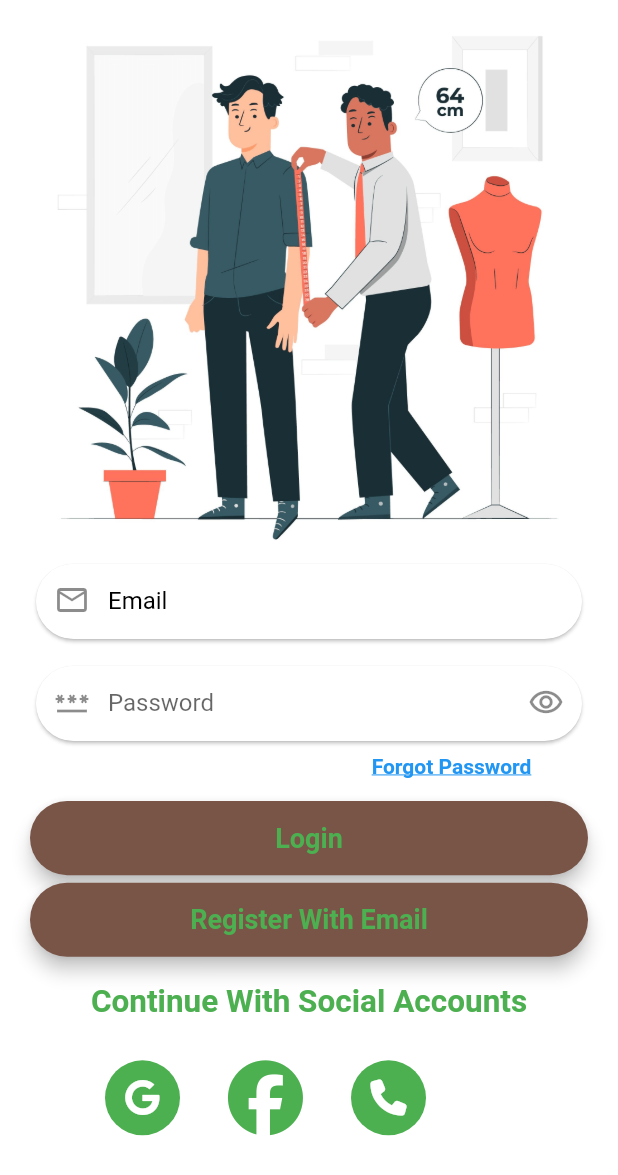
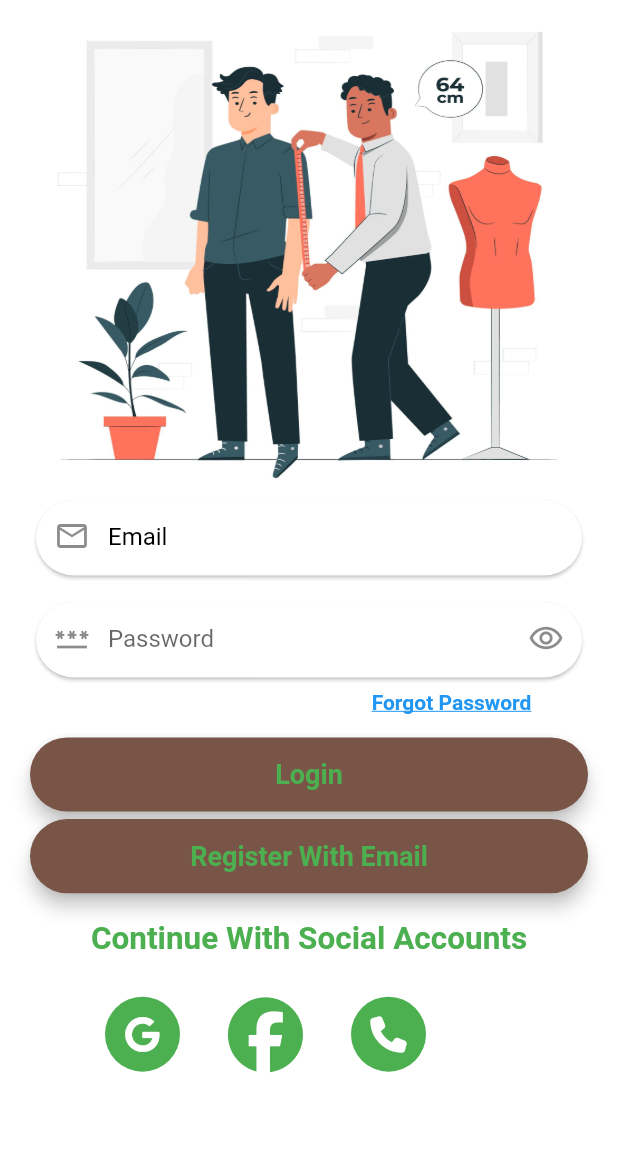
Before and after one commit to Olivi-tech/tailorApp, a Flutter app: the screen it shows after launch, on a phone screen of 412 x 824 dp. Shown: the top 1175 px of the screen. Run offline on Flutter 3.47's test engine with Material 2 defaults, Android fonts, the phone set to English and light mode, and no system bars; our stand-ins replace awesome_dialog, cloud_firestore, firebase_auth, firebase_core, fluttertoast, font_awesome_flutter and 2 more; missing offline and left inert: flutter_facebook_auth; accounts and stored records are empty.

Commit message:
changed UI

```diff
--- a/lib/account_creations/login.dart
+++ b/lib/account_creations/login.dart
@@ -36,6 +36,8 @@ class _LoginState extends State<Login> {
   Widget build(BuildContext context) {
     var width = MediaQuery.of(context).size.width;
     var height = MediaQuery.of(context).size.height;
+    print(height);
+    print(width);
     // final isKeyBoard = MediaQuery.of(context).viewInsets.bottom != 0;
     return SafeArea(
         child: Scaffold(
@@ -44,10 +46,14 @@ class _LoginState extends State<Login> {
           child: Padding(
         padding: const EdgeInsets.symmetric(horizontal: 20),
         child: Column(children: <Widget>[
-          const Image(
-            // fit: BoxFit.cover,
-            image: AssetImage(
-              'assets/images/logo.png',
+          SizedBox(
+            width: width,
+            height: height * 0.4,
+            child: const Image(
+              fit: BoxFit.fill,
+              image: AssetImage(
+                'assets/images/logo.png',
+              ),
             ),
           ),
           Form(
--- a/lib/screens/data_check.dart
+++ b/lib/screens/data_check.dart
@@ -1,10 +1,8 @@
 import 'package:firebase_auth/firebase_auth.dart';
 import 'package:flutter/material.dart';
 import 'package:tailor/screens/dashboard.dart';
-
 import '../account_creations/login.dart';
 
-///////////////////////////////////////////////////////////
 class DataCheck extends StatelessWidget {
   const DataCheck({Key? key}) : super(key: key);
   static final User? user = FirebaseAuth.instance.currentUser;
--- a/lib/utils/widgets.dart
+++ b/lib/utils/widgets.dart
@@ -39,10 +39,13 @@ class CommonWidgets {
       {required String? hintText,
       String? Function(String?)? validator,
       Icon? prefixIcon,
+      TextAlign textAlign = TextAlign.start,
       List<TextInputFormatter>? inputFormatters,
       String? initialValue,
       TextEditingController? controller,
       Icon? suffixIcon,
+      BoxConstraints? boxConstraints =
+          const BoxConstraints(maxHeight: 50, minHeight: 50),
       int? maxLength,
       TextInputType? textInputType,
       TextStyle? hintStyle,
@@ -58,13 +61,14 @@ class CommonWidgets {
       child: TextFormField(
         keyboardType: textInputType,
         initialValue: initialValue,
+        textAlign: textAlign,
         inputFormatters: inputFormatters,
         validator: validator,
         controller: controller,
         maxLength: maxLength,
         obscureText: obscureText,
         decoration: InputDecoration(
-          constraints: const BoxConstraints(maxHeight: 50, minHeight: 50),
+          constraints: boxConstraints,
           hintText: hintText,
           contentPadding: const EdgeInsets.only(left: 20, top: 15),
           prefixIcon: prefixIcon,
```
Also changed, not shown: lib/screens/cutomer_details/add_collar.dart (+37 -13 lines), assets/images/neck-removebg-preview.png (added), assets/images/neck.jpg.
